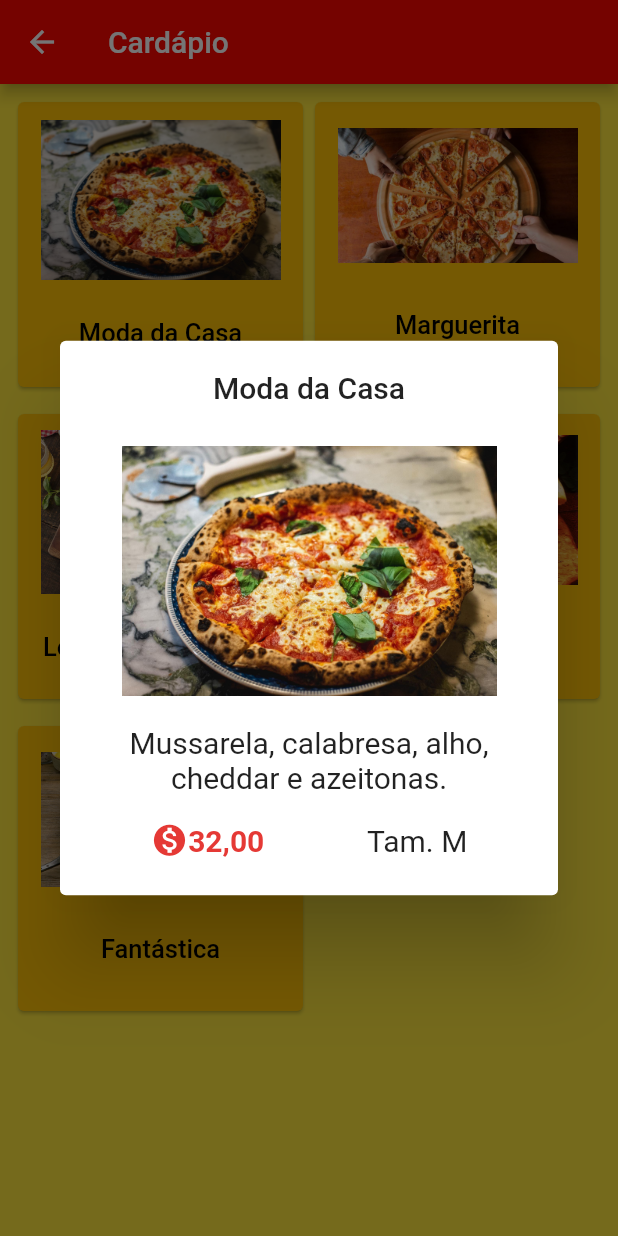
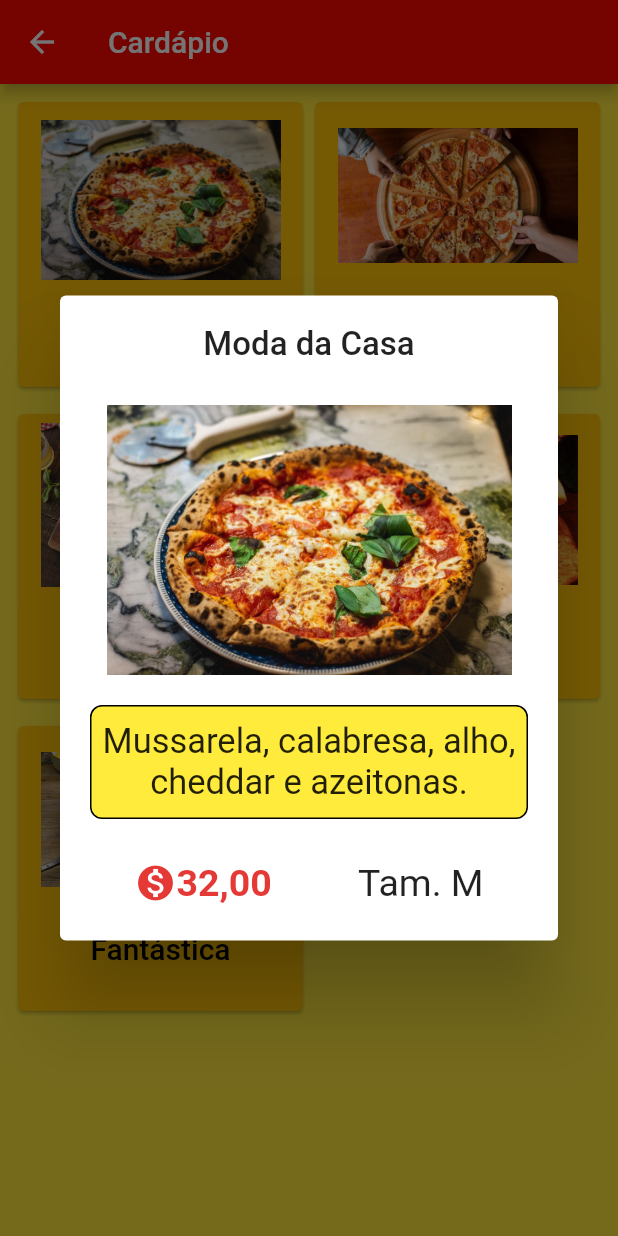
Before and after one commit to DhyogoAmerico/proj_pizzaria, a Flutter app: the CardapioScreen screen opened directly, after a tap on "Moda da Casa", on a phone screen of 412 x 824 dp. Run offline on Flutter 3.47's test engine with Material 2 defaults, Android fonts, the phone set to English and light mode, and no system bars.

Commit message:
alterações

```diff
--- a/lib/screen/cardapio_screen.dart
+++ b/lib/screen/cardapio_screen.dart
@@ -99,9 +99,10 @@ Container _buildGridCardapio(BuildContext context, String nome, String img,
               child: Text(
                 '$nome',
                 style: TextStyle(
-                  fontSize: 17,
+                  fontSize: 20,
                   color: Colors.black,
                 ),
+                textAlign: TextAlign.center,
               ),
               onPressed: () {
                 showDialogGrid(context, nome, img, descricao, valor);
@@ -125,6 +126,9 @@ Future<void> showDialogGrid(BuildContext context, String nome, String img,
           titlePadding: EdgeInsets.only(top: 20, bottom: 15),
           title: Text(
             '$nome',
+            style: TextStyle(
+              fontSize: 22,
+            ),
             textAlign: TextAlign.center,
           ),
           children: [
@@ -132,15 +136,23 @@ Future<void> showDialogGrid(BuildContext context, String nome, String img,
               children: [
                 Image.asset(
                   'images/$img',
-                  width: 250,
+                  width: 270,
                 ),
-                Container(
-                  padding: EdgeInsets.fromLTRB(8, 20, 8, 10),
-                  child: Text(
-                    '$descricao',
-                    textAlign: TextAlign.center,
-                    style: TextStyle(
-                      fontSize: 20,
+                Padding(
+                  padding: const EdgeInsets.all(20.0),
+                  child: Container(
+                    padding: EdgeInsets.fromLTRB(6, 10, 6, 10),
+                    decoration: BoxDecoration(
+                      border: Border.all(),
+                      borderRadius: BorderRadius.all(Radius.circular(8)),
+                      color: Colors.yellow,
+                    ),
+                    child: Text(
+                      '$descricao',
+                      textAlign: TextAlign.center,
+                      style: TextStyle(
+                        fontSize: 23,
+                      ),
                     ),
                   ),
                 ),
@@ -153,14 +165,14 @@ Future<void> showDialogGrid(BuildContext context, String nome, String img,
                         children: [
                           Icon(
                             Icons.monetization_on,
-                            size: 25,
+                            size: 28,
                             color: Colors.red[600],
                           ),
                           Text(
                             "$valor",
                             style: TextStyle(
                                 color: Colors.red[600],
-                                fontSize: 20,
+                                fontSize: 25,
                                 fontWeight: FontWeight.bold),
                           ),
                         ],
@@ -171,7 +183,7 @@ Future<void> showDialogGrid(BuildContext context, String nome, String img,
                       child: Text(
                         'Tam. M',
                         style: TextStyle(
-                          fontSize: 20,
+                          fontSize: 25,
                         ),
                       ),
                     ),
```
